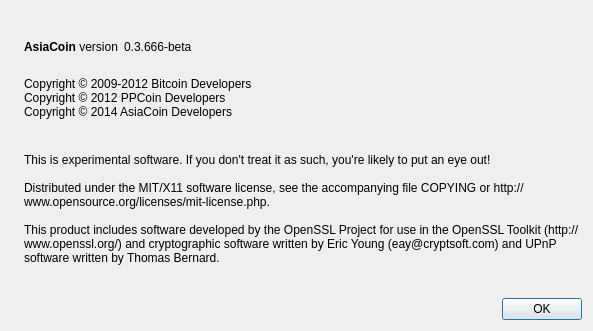
Before: the Qt Designer form src/qt/forms/aboutdialog.ui in Ruledo/EverCoin, drawn with Qt 5.
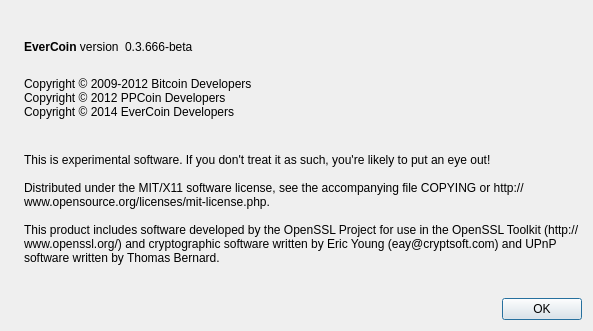
After: the same form once the commit is applied. Icons and pictures are not drawn.

The edit to the form file:
```diff
--- a/src/qt/forms/aboutdialog.ui
+++ b/src/qt/forms/aboutdialog.ui
@@ -50,7 +50,7 @@
           <cursorShape>IBeamCursor</cursorShape>
          </property>
          <property name="text">
-          <string>&lt;b&gt;AsiaCoin&lt;/b&gt; version</string>
+          <string>&lt;b&gt;EverCoin&lt;/b&gt; version</string>
          </property>
          <property name="textInteractionFlags">
           <set>Qt::LinksAccessibleByMouse|Qt::TextSelectableByKeyboard|Qt::TextSelectableByMouse</set>
@@ -94,7 +94,7 @@
         <string>
 Copyright © 2009-2012 Bitcoin Developers
 Copyright © 2012 PPCoin Developers
-Copyright © 2014 AsiaCoin Developers
+Copyright © 2014 EverCoin Developers
 </string>
        </property>
        <property name="textInteractionFlags">
```
Left out of the diff: 2 changed lines with no effect on the pictures.
